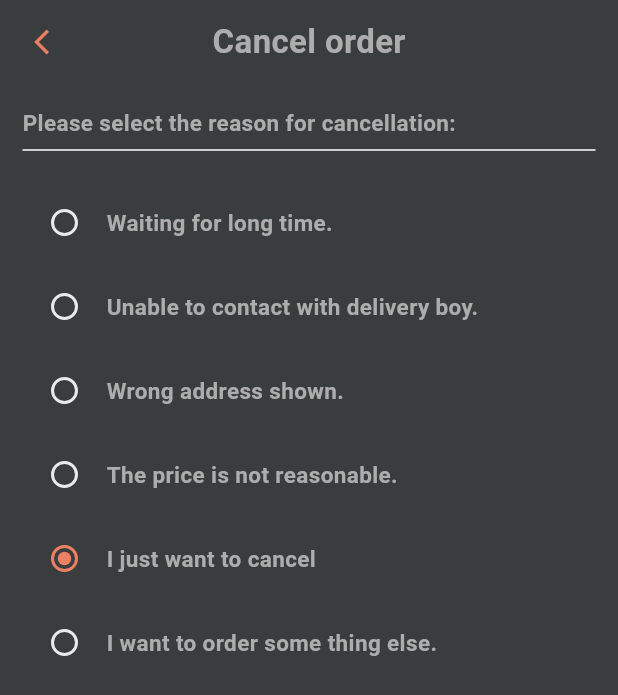
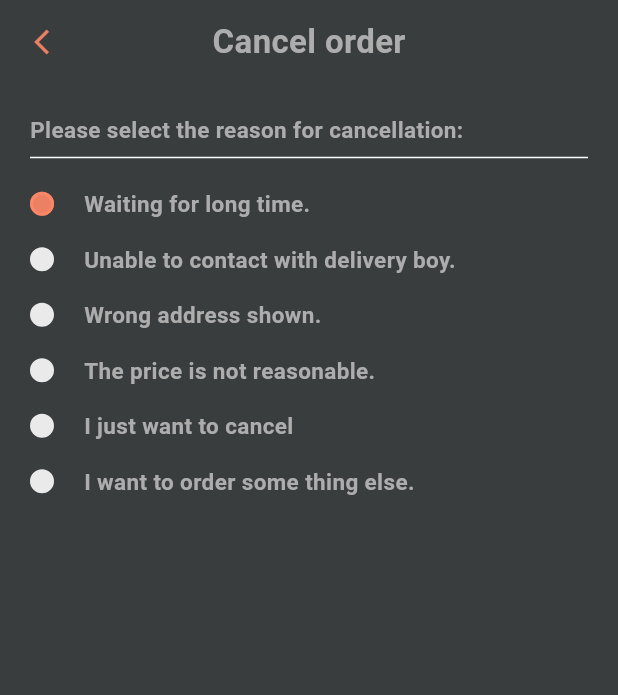
Before and after one commit to roonish/himalayandelight, a Flutter app: the CancelOrderScreen screen opened by its route, on a phone screen of 412 x 824 dp. Shown: the top 695 px of the screen. Run offline on Flutter 3.47's test engine with Material 3 defaults, Android fonts, the phone set to English and light mode, and no system bars; our stand-ins replace bloc, cached_network_image, flutter_bloc, flutter_map, geolocator, go_router and 3 more; accounts and stored records are empty; Roboto replaces fonts that are missing (ProximaNova).

Commit message:
chore: custom radio button made

```diff
--- a/lib/screen/cancel_order_screen/cancel_order_screen.dart
+++ b/lib/screen/cancel_order_screen/cancel_order_screen.dart
@@ -1,5 +1,5 @@
-import 'package:himalayan_delights/screen/cart_screen/imports.dart';
-import 'package:himalayan_delights/utils/enums.dart';
+import 'package:himalayan_delights/screen/cancel_order_screen/imports.dart';
+import 'package:himalayan_delights/screen/cancel_order_screen/widgets/cancelation_reason_list.dart';
 
 class CancelOrderScreen extends StatefulWidget {
   const CancelOrderScreen({
@@ -11,9 +11,12 @@ class CancelOrderScreen extends StatefulWidget {
 }
 
 class _CancelOrderScreenState extends State<CancelOrderScreen> {
+  // Initial value
+  OrderCancelReason? _selectedReason = OrderCancelReason.longWait;
+
   @override
   Widget build(BuildContext context) {
-    const EdgeInsetsGeometry bodyPadding = EdgeInsets.all(15);
+    const EdgeInsetsGeometry bodyPadding = EdgeInsets.all(20);
     final Size mediaQ = MediaQuery.of(context).size;
 
     return Scaffold(
@@ -25,27 +28,71 @@ class _CancelOrderScreenState extends State<CancelOrderScreen> {
             crossAxisAlignment: CrossAxisAlignment.start,
             children: [
               const LabelText(
-                  text: 'Please select the reason for cancellation:', size: 15),
+                text: 'Please select the reason for cancellation:',
+                size: 15,
+              ),
               const Divider(),
               SizedBox(height: getDeviceExactHeight(10, mediaQ)),
-              const CancelationReasonList(
+              CancelationReasonList(
                 text: 'Waiting for long time.',
-                  radioValue: OrderCancelReason.longWait),
-              const CancelationReasonList(
+                radioValue: OrderCancelReason.longWait,
+                groupValue: _selectedReason,
+                onChanged: (value) {
+                  setState(() {
+                    _selectedReason = value;
+                  });
+                },
+              ),
+              CancelationReasonList(
                 text: 'Unable to contact with delivery boy.',
-                  radioValue: OrderCancelReason.noContactWithDeliveryPerson),
-              const CancelationReasonList(
+                radioValue: OrderCancelReason.noContactWithDeliveryPerson,
+                groupValue: _selectedReason,
+                onChanged: (value) {
+                  setState(() {
+                    _selectedReason = value;
+                  });
+                },
+              ),
+              CancelationReasonList(
                 text: 'Wrong address shown.',
-                  radioValue: OrderCancelReason.wrongAddressShown),
-              const CancelationReasonList(
+                radioValue: OrderCancelReason.wrongAddressShown,
+                groupValue: _selectedReason,
+                onChanged: (value) {
+                  setState(() {
+                    _selectedReason = value;
+                  });
+                },
+              ),
+              CancelationReasonList(
                 text: 'The price is not reasonable.',
-                  radioValue: OrderCancelReason.nonReasonablePrice),
-              const CancelationReasonList(
+                radioValue: OrderCancelReason.nonReasonablePrice,
+                groupValue: _selectedReason,
+                onChanged: (value) {
+                  setState(() {
+                    _selectedReason = value;
+                  });
+                },
+              ),
+              CancelationReasonList(
                 text: 'I just want to cancel',
-                  radioValue: OrderCancelReason.justWantToCancel),
-              const CancelationReasonList(
+                radioValue: OrderCancelReason.justWantToCancel,
+                groupValue: _selectedReason,
+                onChanged: (value) {
+                  setState(() {
+                    _selectedReason = value;
+                  });
+                },
+              ),
+              CancelationReasonList(
                 text: 'I want to order some thing else.',
-                  radioValue: OrderCancelReason.orderSomethingElse),
+                radioValue: OrderCancelReason.orderSomethingElse,
+                groupValue: _selectedReason,
+                onChanged: (value) {
+                  setState(() {
+                    _selectedReason = value;
+                  });
+                },
+              ),
             ],
           ),
         ),
@@ -53,49 +100,3 @@ class _CancelOrderScreenState extends State<CancelOrderScreen> {
     );
   }
 }
-
-class CancelationReasonList extends StatefulWidget {
-  final String text;
-  final OrderCancelReason radioValue;
-
-  const CancelationReasonList(
-      {super.key, required this.text, required this.radioValue});
-
-  @override
-  State<CancelationReasonList> createState() => _CancelationReasonListState();
-}
-
-class _CancelationReasonListState extends State<CancelationReasonList> {
-  @override
-  Widget build(BuildContext context) {
-    OrderCancelReason? orderCancelReason = OrderCancelReason.justWantToCancel;
-
-    return ListTile(
-      title: LabelText(
-        text: widget.text,
-        size: 15,
-      ),
-      leading: Radio<OrderCancelReason>(
-        value: widget.radioValue,
-        onChanged: (value) {
-          setState(() {
-            orderCancelReason = value;
-          });
-        },
-        fillColor: WidgetStateProperty.resolveWith(
-          (states) {
-            if (states.contains(WidgetState.selected)) {
-              return AppColor.primaryColor;
-            }
-            return AppColor.headerColor;
-          },
-        ),
-        groupValue: orderCancelReason,
-        visualDensity: const VisualDensity(
-            horizontal: VisualDensity.minimumDensity,
-            vertical: VisualDensity.minimumDensity),
-        materialTapTargetSize: MaterialTapTargetSize.shrinkWrap,
-      ),
-    );
-  }
-}
--- a/lib/screen/cancel_order_screen/imports.dart
+++ b/lib/screen/cancel_order_screen/imports.dart
@@ -0,0 +1,7 @@
+export 'package:flutter/material.dart';
+export 'package:himalayan_delights/themes/color_theme.dart';
+export 'package:himalayan_delights/utils/enums.dart';
+export 'package:himalayan_delights/utils/safe_size.dart';
+export 'package:himalayan_delights/widgets/appbar.dart';
+export 'package:himalayan_delights/widgets/custom_radio_button.dart';
+export 'package:himalayan_delights/widgets/label_text.dart';
--- /dev/null
+++ b/lib/screen/cancel_order_screen/widgets/cancelation_reason_list.dart
@@ -0,0 +1,44 @@
+import 'package:himalayan_delights/screen/cancel_order_screen/imports.dart';
+
+class CancelationReasonList extends StatelessWidget {
+  final String text;
+  final OrderCancelReason radioValue;
+  final OrderCancelReason? groupValue;
+  final ValueChanged<OrderCancelReason?> onChanged;
+
+  const CancelationReasonList({
+    super.key,
+    required this.text,
+    required this.radioValue,
+    required this.groupValue,
+    required this.onChanged,
+  });
+
+  @override
+  Widget build(BuildContext context) {
+    const EdgeInsetsGeometry bottomPadding = EdgeInsets.only(bottom: 16);
+
+    return Padding(
+      padding: bottomPadding,
+      child: Row(
+        children: [
+          GestureDetector(
+            onTap: () {
+              onChanged(radioValue);
+            },
+            child: CustomRadioButton(
+              isSelected: groupValue == radioValue,
+            ),
+          ),
+          const SizedBox(
+            width: 20,
+          ),
+          LabelText(
+            text: text,
+            size: 15,
+          ),
+        ],
+      ),
+    );
+  }
+}
--- a/lib/screen/home_screen/widgets/banner_card.dart
+++ b/lib/screen/home_screen/widgets/banner_card.dart
@@ -37,7 +37,7 @@ class BannerCard extends StatelessWidget {
                       child: AppButton(
                         width: getDeviceExactWidth(120, mediaQ),
                         text: 'Order Now',
-                        ontap: () => context.go('/category'),
+                        ontap: () => context.go('/home/category'),
                         color: AppColor.headerColor,
                         textColor: AppColor.primaryColor,
                       ))
--- a/lib/screen/track_order/widgets/mapview.dart
+++ b/lib/screen/track_order/widgets/mapview.dart
@@ -17,6 +17,12 @@ class _MapViewState extends State<MapView> {
   void initState() {
     super.initState();
     _mapController = MapController();
+  }
+
+  @override
+  void dispose() {
+    _mapController.dispose();
+    super.dispose();
   }
 
   @override
--- /dev/null
+++ b/lib/widgets/custom_radio_button.dart
@@ -0,0 +1,27 @@
+import 'package:flutter/material.dart';
+import 'package:himalayan_delights/themes/color_theme.dart';
+
+class CustomRadioButton extends StatelessWidget {
+  final bool isSelected;
+
+  const CustomRadioButton({
+    super.key,
+    required this.isSelected,
+  });
+
+  @override
+  Widget build(BuildContext context) {
+    return Container(
+      width: 16,
+      height: 16,
+      decoration: BoxDecoration(
+        color: isSelected ? AppColor.primaryColor : AppColor.headerColor,
+        shape: BoxShape.circle,
+        border: Border.all(
+          color: isSelected ? AppColor.primaryColor : AppColor.headerColor,
+          width: 2,
+        ),
+      ),
+    );
+  }
+}
```
Lines whose indentation alone changed are shown as unchanged.
